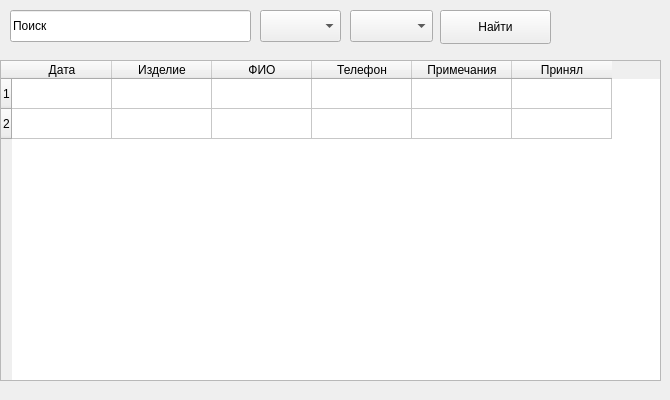
The window that SearchWin.ui (Traunquilizer/DB_UI) describes before a commit, drawn with Qt 5.
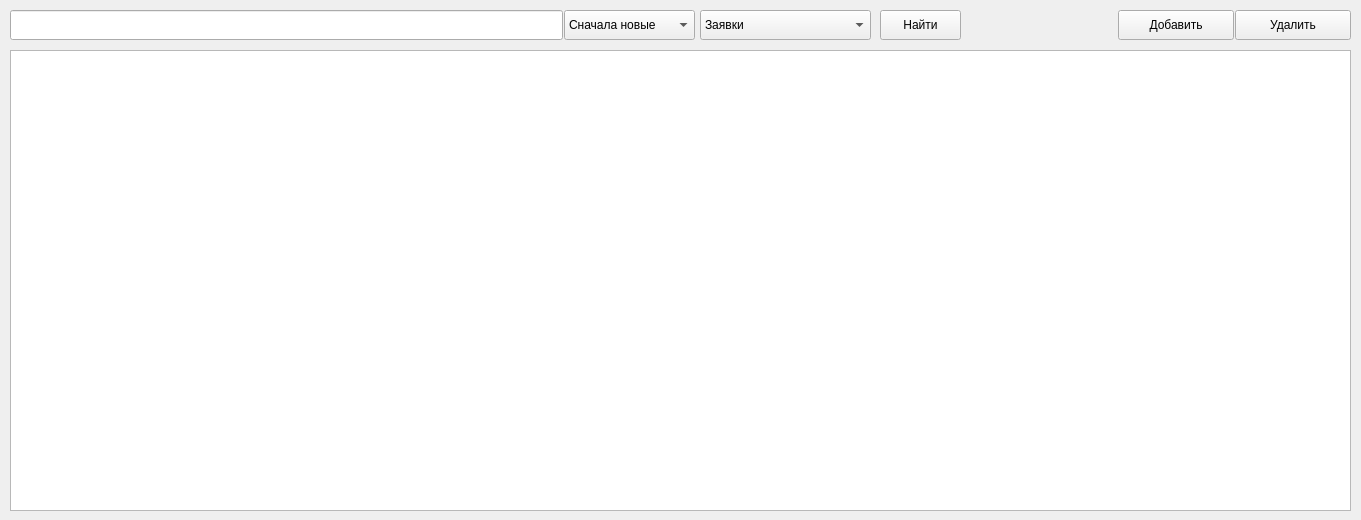
The same window after the commit.

Diff of the .ui file:
```diff
--- a/SearchWin.ui
+++ b/SearchWin.ui
@@ -6,8 +6,8 @@
    <rect>
     <x>0</x>
     <y>0</y>
-    <width>670</width>
-    <height>400</height>
+    <width>1361</width>
+    <height>520</height>
    </rect>
   </property>
   <property name="windowTitle">
@@ -16,10 +16,10 @@
   <widget class="QPushButton" name="search_button">
    <property name="geometry">
     <rect>
-     <x>440</x>
+     <x>880</x>
      <y>10</y>
-     <width>111</width>
-     <height>34</height>
+     <width>81</width>
+     <height>30</height>
     </rect>
    </property>
    <property name="text">
@@ -31,84 +31,136 @@
     <rect>
      <x>10</x>
      <y>10</y>
-     <width>241</width>
-     <height>32</height>
+     <width>553</width>
+     <height>30</height>
     </rect>
    </property>
-   <property name="text">
-    <string>Поиск</string>
+   <property name="inputMethodHints">
+    <set>Qt::ImhHiddenText</set>
    </property>
   </widget>
   <widget class="QComboBox" name="comboBox_search_by">
    <property name="geometry">
     <rect>
-     <x>260</x>
+     <x>700</x>
      <y>10</y>
-     <width>81</width>
-     <height>32</height>
-    </rect>
-   </property>
-   <property name="whatsThis">
-    <string>&lt;html&gt;&lt;head/&gt;&lt;body&gt;&lt;p&gt;Поиск по ...&lt;/p&gt;&lt;/body&gt;&lt;/html&gt;</string>
-   </property>
-  </widget>
-  <widget class="QComboBox" name="comboBox_sort_by">
-   <property name="geometry">
-    <rect>
-     <x>350</x>
-     <y>10</y>
-     <width>83</width>
-     <height>32</height>
+     <width>171</width>
+     <height>30</height>
     </rect>
    </property>
    <property name="whatsThis">
     <string>&lt;html&gt;&lt;head/&gt;&lt;body&gt;&lt;p&gt;Сортировка по ...&lt;/p&gt;&lt;/body&gt;&lt;/html&gt;</string>
    </property>
-  </widget>
-  <widget class="QTableWidget" name="tableWidget_applications">
-   <property name="geometry">
-    <rect>
-     <x>0</x>
-     <y>60</y>
-     <width>661</width>
-     <height>321</height>
-    </rect>
-   </property>
-   <property name="rowCount">
-    <number>2</number>
-   </property>
-   <row/>
-   <row/>
-   <column>
+   <item>
     <property name="text">
-     <string>Дата</string>
+     <string>Заявки</string>
     </property>
-   </column>
-   <column>
+   </item>
+   <item>
     <property name="text">
-     <string>Изделие</string>
+     <string>Клиенты</string>
     </property>
-   </column>
-   <column>
+   </item>
+   <item>
     <property name="text">
-     <string>ФИО</string>
+     <string>Приёмщики склада</string>
     </property>
-   </column>
-   <column>
+   </item>
+   <item>
     <property name="text">
-     <string>Телефон</string>
+     <string>Работники</string>
     </property>
-   </column>
-   <column>
+   </item>
+   <item>
     <property name="text">
-     <string>Примечания</string>
+     <string>Операции</string>
     </property>
-   </column>
-   <column>
+   </item>
+   <item>
     <property name="text">
-     <string>Принял</string>
+     <string>Изделия</string>
     </property>
-   </column>
+   </item>
+  </widget>
+  <widget class="QTableView" name="tableView_applications">
+   <property name="geometry">
+    <rect>
+     <x>10</x>
+     <y>50</y>
+     <width>1341</width>
+     <height>461</height>
+    </rect>
+   </property>
+   <property name="alternatingRowColors">
+    <bool>true</bool>
+   </property>
+   <property name="selectionBehavior">
+    <enum>QAbstractItemView::SelectItems</enum>
+   </property>
+   <property name="wordWrap">
+    <bool>true</bool>
+   </property>
+   <attribute name="horizontalHeaderDefaultSectionSize">
+    <number>110</number>
+   </attribute>
+   <attribute name="horizontalHeaderMinimumSectionSize">
+    <number>30</number>
+   </attribute>
+   <attribute name="verticalHeaderDefaultSectionSize">
+    <number>30</number>
+   </attribute>
+   <attribute name="verticalHeaderMinimumSectionSize">
+    <number>29</number>
+   </attribute>
+  </widget>
+  <widget class="QPushButton" name="add_button">
+   <property name="geometry">
+    <rect>
+     <x>1118</x>
+     <y>10</y>
+     <width>116</width>
+     <height>30</height>
+    </rect>
+   </property>
+   <property name="text">
+    <string>Добавить</string>
+   </property>
+  </widget>
+  <widget class="QComboBox" name="comboBox_sort">
+   <property name="geometry">
+    <rect>
+     <x>564</x>
+     <y>10</y>
+     <width>131</width>
+     <height>30</height>
+    </rect>
+   </property>
+   <property name="whatsThis">
+    <string>&lt;html&gt;&lt;head/&gt;&lt;body&gt;&lt;p&gt;Поиск по ...&lt;/p&gt;&lt;/body&gt;&lt;/html&gt;</string>
+   </property>
+   <item>
+    <property name="text">
+     <string>Сначала новые</string>
+    </property>
+   </item>
+   <item>
+    <property name="text">
+     <string>Сначала старые</string>
+    </property>
+   </item>
+  </widget>
+  <widget class="QPushButton" name="delete_button">
+   <property name="geometry">
+    <rect>
+     <x>1235</x>
+     <y>10</y>
+     <width>116</width>
+     <height>30</height>
+    </rect>
+   </property>
+   <property name="text">
+    <string>Удалить</string>
+   </property>
   </widget>
  </widget>
  <resources/>
```
Left out of the diff: 4 changed lines with no effect on the pictures.
